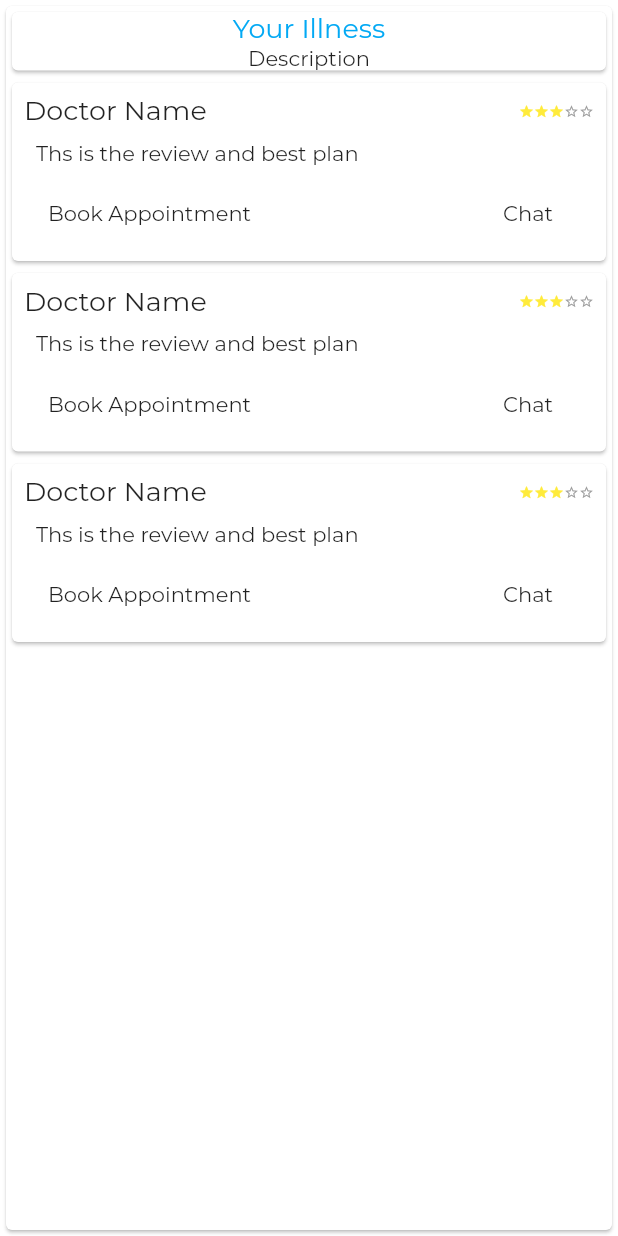
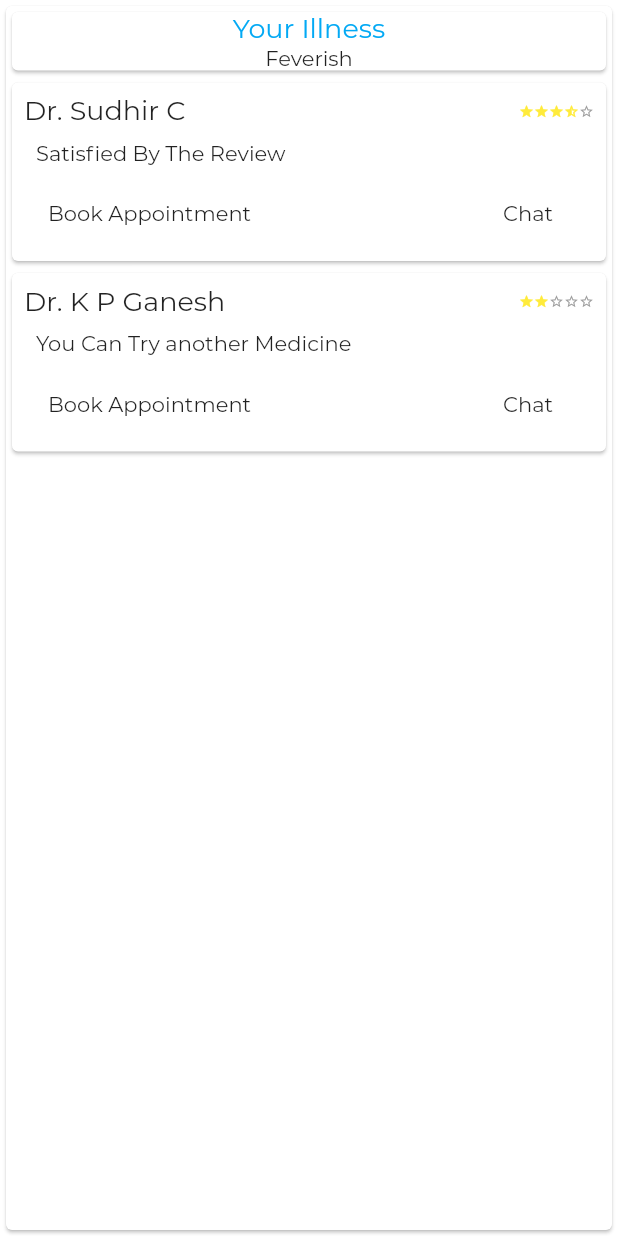
Before and after one commit to ShreyAmbesh/medico, a Flutter app: the OpinionRequestList screen opened directly, after a tap on "View Request", on a phone screen of 412 x 824 dp. Run offline on Flutter 3.47's test engine with Material 2 defaults, Android fonts, the phone set to English and light mode, and no system bars; drawn by our look-alikes of smooth_star_rating; our stand-ins replace cached_network_image, cloud_firestore, firebase_auth, firebase_database, firebase_storage, google_sign_in and 1 more; accounts and stored records are empty; statements that could not run were skipped; project files that could hold a hidden picture were left out.

Commit message:
Final Commit

```diff
--- a/medico-app/lib/Pages/opinion_request_list.dart
+++ b/medico-app/lib/Pages/opinion_request_list.dart
@@ -21,11 +21,13 @@ class _OpinionRequestListState extends State<OpinionRequestList> {
         itemBuilder: (ctx, index) {
           return Padding(
             padding: const EdgeInsets.all(2.0),
-            child: buildCard(),
+            child: buildCard(index),
           );
         },
       ),
-      floatingActionButton: FloatingActionButton(
+      floatingActionButton: Padding(
+        padding: const EdgeInsets.only(bottom:60.0),
+        child: FloatingActionButton(
           child: Icon(Icons.add),
           onPressed: () {
             Navigator.of(context).push(MaterialPageRoute(builder: (ctx) {
@@ -33,24 +35,25 @@ class _OpinionRequestListState extends State<OpinionRequestList> {
             }));
           },
         ),
+      ),
     );
   }
 
-  Card buildCard() {
+  Card buildCard(int ind) {
     return Card(
       child: Column(
         children: <Widget>[
           ListTile(
             leading: Icon(Icons.assignment_ind),
-            title: Text(widget.title),
-            subtitle: Text(widget.subtitle),
+            title: Text(ind==0?'Feverish':ind==1?'InterGalactic Disorder':'Pale Eyes'),
+            subtitle: Text(ind==0?'Penicilin':ind==1?'Goblin Juice with Kali Mari Powder':'Doloris200'),
           ),
           Row(
             children: <Widget>[
-              FlatButton(
+              ind==0?FlatButton(
                 child: const Text("End Request"),
                 onPressed: () {},
-              ),
+              ):SizedBox(),
               FlatButton(
                 child: const Text("View Request"),
                 onPressed: () {
--- a/medico-app/lib/Pages/requestview.dart
+++ b/medico-app/lib/Pages/requestview.dart
@@ -8,10 +8,10 @@ class RequestView extends StatelessWidget {
         child: Center(
       child: ListView.builder(
           physics: BouncingScrollPhysics(),
-          itemCount: 4,
+          itemCount: 3,
           itemBuilder: (ctx, i) {
             return
-              i==0?buildRequest():buildReview()
+              i==0?buildRequest():buildReview(i)
               ;
           }),
     ));
@@ -25,7 +25,7 @@ class RequestView extends StatelessWidget {
             "Your Illness",
             style: TextStyle(fontSize: 18.0,color: Colors.lightBlue),
           ),
-          Text("Description"),
+          Text("Feverish"),
 
         ],
       ),
@@ -42,7 +42,7 @@ class RequestView extends StatelessWidget {
     );
   }
 
-  Card buildReview() {
+  Card buildReview(int ind) {
     return Card(
       child: Padding(
         padding: const EdgeInsets.all(8.0),
@@ -51,14 +51,14 @@ class RequestView extends StatelessWidget {
             Row(
               children: <Widget>[
                 Text(
-                  "Doctor Name",
+                  ind==1?'Dr. Sudhir C':'Dr. K P Ganesh',
                   style: TextStyle(fontSize: 18.0),
                 ),
                 Spacer(),
                 SmoothStarRating(
                   allowHalfRating: false,
                   starCount: 5,
-                  rating: 3,
+                  rating: ind==1?3.5:2,
                   size: 10.0,
                   color: Colors.yellow,
                   borderColor: Colors.grey,
@@ -69,7 +69,7 @@ class RequestView extends StatelessWidget {
               padding: const EdgeInsets.all(8.0),
               child: Row(
                 children: <Widget>[
-                  Text("Ths is the review and best plan"),
+                  Text(ind==1?'Satisfied By The Review':'You Can Try another Medicine'),
                 ],
               ),
             ),
--- a/medico-app/lib/utils/first_aid.dart
+++ b/medico-app/lib/utils/first_aid.dart
@@ -1,4 +1,3 @@
-
 import 'package:cached_network_image/cached_network_image.dart';
 import 'package:cloud_firestore/cloud_firestore.dart';
 import 'package:firebase_auth/firebase_auth.dart';
@@ -15,22 +14,58 @@ class FirstAid extends StatefulWidget {
 }
 
 class _FirstAidState extends State<FirstAid> {
-
-
-
   @override
   void initState() {
     // TODO: implement initState
     super.initState();
   }
 
-  List<String> precaution=['some','some','some','some','some','some','some','some','some','some',];
+  List<String> symp1 = [
+    'fatigue',
+    'abdominal pain',
+    'weight loss',
+    'vomiting',
+    'fever',
+    'pale stools',
+    'dark urine'
+  ],
+      symp2 = [
+    'Pain areas: in the abdomen, back, back of the eyes, bones, joints, or muscles',
+    'Whole body: chills, fatigue, fever, or loss of appetite',
+    'Gastrointestinal: nausea or vomiting',
+    'Skin: rashes or red spots',
+    'Also common: easy bruising or headache'
+  ],
+      symp3 = [
+    'Pain areas: in the abdomen or muscles',
+    'Gastrointestinal: bloating, constipation, diarrhoea, nausea, or vomiting',
+    'Whole body: fatigue, fever, chills, loss of appetite, or malaise',
+    'Also common: headache, muscle weakness, rash with small red dots, skin rash, or weight loss'
+  ],
+      symptoms = [];
 
-  List<String> symptoms=['some','some','some','some','some','some','some','some','some','some',];
-
+  List<String> prec1 = [
+    'Drink Clean Water',
+    'Avoid Spicy Foods',
+    'Visit doctor if any symptoms match'
+  ],
+      prec2 = [
+    'Avoid Mosquitoes',
+    'Keep Environment Clean',
+    'Visit doctor if any symptoms match'
+  ],
+      prec3 = [
+    'avoid raw fruits',
+    'avoid drinking untreaed water',
+    'choose hot food',
+    'Visit doctor if any symptoms match'
+  ],
+      precautions = [];
 
   @override
   Widget build(BuildContext context) {
+    symptoms = widget.index == 0 ? symp1 : widget.index == 1 ? symp2 : symp3;
+    precautions = widget.index == 0 ? prec1 : widget.index == 1 ? prec2 : prec3;
     return MaterialApp(
       debugShowCheckedModeBanner: false,
       theme: ThemeData(fontFamily: "Montserrat"),
@@ -47,12 +82,18 @@ class _FirstAidState extends State<FirstAid> {
                 pinned: true,
                 flexibleSpace: FlexibleSpaceBar(
                   centerTitle: true,
-                  title: Text('Dengue'),
+                  title: Text(widget.index == 0
+                      ? 'Jaundice'
+                      : widget.index == 1 ? 'Dengue' : 'Typhoid'),
                   background: Hero(
                       tag: '${widget.index}',
                       child: CachedNetworkImage(
                         fit: BoxFit.cover,
-                        imageUrl: 'https://d3utvp06f2exxv.cloudfront.net/article/dengue-fever-do-not-panic-1518.jpg',
+                        imageUrl: widget.index == 0
+                            ? 'https://d3utvp06f2exxv.cloudfront.net/article/dengue-fever-do-not-panic-1518.jpg'
+                            : widget.index == 1
+                                ? 'https://ayushology.com/wp-content/uploads/2017/12/how-to-cure-jaundice-at-home-naturally.jpg'
+                                : 'http://dahabclinic.com/wp-content/uploads/2017/12/article-enteric-fever.jpg',
                         placeholder: CircularProgressIndicator(),
                         errorWidget: Icon(Icons.error),
                       )),
@@ -65,7 +106,7 @@ class _FirstAidState extends State<FirstAid> {
                         borderRadius: BorderRadius.circular(12.0)),
                     elevation: 4.0,
                     margin:
-                    EdgeInsets.symmetric(vertical: 10.0, horizontal: 10.0),
+                        EdgeInsets.symmetric(vertical: 10.0, horizontal: 10.0),
                     child: Column(
                       children: <Widget>[
                         SizedBox(
@@ -93,7 +134,7 @@ class _FirstAidState extends State<FirstAid> {
                         borderRadius: BorderRadius.circular(12.0)),
                     elevation: 4.0,
                     margin:
-                    EdgeInsets.symmetric(vertical: 10.0, horizontal: 10.0),
+                        EdgeInsets.symmetric(vertical: 10.0, horizontal: 10.0),
                     child: Column(
                       children: <Widget>[
                         SizedBox(
@@ -116,7 +157,6 @@ class _FirstAidState extends State<FirstAid> {
                       ],
                     ),
                   ),
-
                 ]),
               ),
             ],
@@ -129,7 +169,7 @@ class _FirstAidState extends State<FirstAid> {
   List<Widget> getSymptoms() {
     int index = 1;
     List<Widget> symps = [];
-    while (index <= precaution.length) {
+    while (index <= symptoms.length) {
       symps.add(Padding(
         padding: const EdgeInsets.all(6.0),
         child: ListTile(
@@ -142,7 +182,7 @@ class _FirstAidState extends State<FirstAid> {
               style: TextStyle(fontSize: 14),
             ),
           ),
-          title: Text(precaution[index - 1],
+          title: Text(symptoms[index - 1],
               style: TextStyle(fontSize: 18, fontFamily: "Montserrat")),
         ),
       ));
@@ -151,11 +191,10 @@ class _FirstAidState extends State<FirstAid> {
     return symps;
   }
 
-
   List<Widget> getPrecautions() {
     int index = 1;
     List<Widget> precauts = [];
-    while (index <= precaution.length) {
+    while (index <= precautions.length) {
       precauts.add(Padding(
         padding: const EdgeInsets.all(6.0),
         child: ListTile(
@@ -168,7 +207,7 @@ class _FirstAidState extends State<FirstAid> {
               style: TextStyle(fontSize: 14),
             ),
           ),
-          title: Text(symptoms[index - 1],
+          title: Text(precautions[index - 1],
               style: TextStyle(fontSize: 18, fontFamily: "Montserrat")),
         ),
       ));
@@ -176,5 +215,4 @@ class _FirstAidState extends State<FirstAid> {
     }
     return precauts;
   }
-
 }
```
Also changed, not shown: medico-app/lib/Pages/appointment_form.dart (+27 -18 lines), medico-app/lib/Pages/doctor_review.dart (+14 -8 lines), medico-app/lib/Pages/doctor_review_list.dart (+14 -4 lines), medico-app/lib/Pages/medicine_review.dart (+14 -8 lines), medico-app/lib/Pages/medicine_review_list.dart (+13 -4 lines), medico-app/lib/Reminders.dart (+5 -5 lines), medico-app/lib/main.dart (+7 -3 lines), 1 other file. Lines whose indentation alone changed are shown as unchanged.
